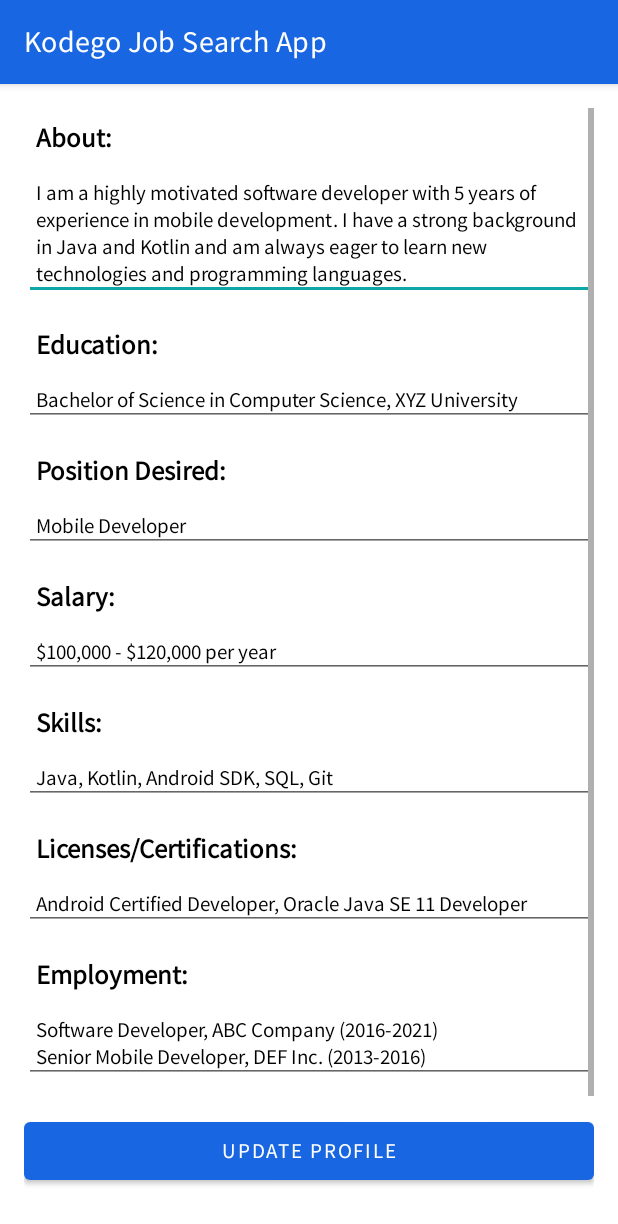
After one commit to jamesdev23/JobSearchApp, an Android app: the ChangeProfileDetailsActivity screen opened directly, with no data from a screen before it, on a phone screen of 412 x 824 dp. The commit adds this screen. Shown: the top 1224 px of the screen. Run offline under Robolectric (Android 15) with nearby library versions, the phone set to English and light mode, and no system bars.

Commit message:
added missing activities added layouts of those activities updated AndroidManifest.xml delete some unused resource xml file

```diff
--- /dev/null
+++ b/app/src/main/java/com/example/kodegojobsearchapp/wip/ChangeProfileDetailsActivity.kt
@@ -0,0 +1,24 @@
+package com.example.kodegojobsearchapp.wip
+
+import androidx.appcompat.app.AppCompatActivity
+import android.os.Bundle
+import com.example.kodegojobsearchapp.databinding.ActivityChangeProfileDetailsBinding
+
+//TODO: change activities in 'wip' folder to fragment and add to button OnClickListener
+
+class ChangeProfileDetailsActivity : AppCompatActivity() {
+    private lateinit var binding: ActivityChangeProfileDetailsBinding
+    override fun onCreate(savedInstanceState: Bundle?) {
+        super.onCreate(savedInstanceState)
+        binding = ActivityChangeProfileDetailsBinding.inflate(layoutInflater)
+        setContentView(binding.root)
+
+        binding.btnCancal.setOnClickListener{
+            onBackPressed()
+        }
+    }
+
+    override fun onBackPressed() {
+        super.onBackPressed()
+    }
+}
--- /dev/null
+++ b/app/src/main/res/layout/activity_change_profile_details.xml
@@ -0,0 +1,206 @@
+<?xml version="1.0" encoding="utf-8"?>
+<ScrollView
+    xmlns:android="http://schemas.android.com/apk/res/android"
+    xmlns:app="http://schemas.android.com/apk/res-auto"
+    xmlns:tools="http://schemas.android.com/tools"
+    android:layout_width="match_parent"
+    android:layout_height="match_parent"
+    android:padding="16dp"
+    android:orientation="vertical"
+    android:gravity="center_vertical"
+    tools:context=".wip.ChangeProfileDetailsActivity">
+
+    <LinearLayout
+        android:layout_width="match_parent"
+        android:layout_height="wrap_content"
+        android:orientation="vertical">
+
+        <TextView
+            android:id="@+id/tv_about"
+            android:layout_width="wrap_content"
+            android:layout_height="wrap_content"
+            android:textSize="18sp"
+            android:textStyle="bold"
+            android:padding="8dp"
+            android:textColor="@android:color/black"
+            android:text="About:"
+            />
+
+
+        <EditText
+            android:id="@+id/tv_about_text"
+            android:layout_width="match_parent"
+            android:layout_height="wrap_content"
+            android:textSize="14sp"
+            android:padding="8dp"
+            android:textColor="@android:color/black"
+            android:text="I am a highly motivated software developer with 5 years of experience in mobile development. I have a strong background in Java and Kotlin and am always eager to learn new technologies and programming languages."
+            android:layout_marginBottom="10dp"
+            />
+
+
+        <TextView
+            android:id="@+id/tv_education"
+            android:layout_width="match_parent"
+            android:layout_height="wrap_content"
+            android:textSize="18sp"
+            android:textStyle="bold"
+            android:padding="8dp"
+            android:textColor="@android:color/black"
+            android:text="Education:"
+            />
+
+        <EditText
+            android:id="@+id/tv_education_text"
+            android:layout_width="match_parent"
+            android:layout_height="wrap_content"
+            android:textSize="14sp"
+            android:padding="8dp"
+            android:textColor="@android:color/black"
+            android:text="Bachelor of Science in Computer Science, XYZ University"
+            android:layout_marginBottom="10dp"
+            />
+
+        <TextView
+            android:id="@+id/tv_position"
+            android:layout_width="match_parent"
+            android:layout_height="wrap_content"
+            android:textSize="18sp"
+            android:textStyle="bold"
+            android:padding="8dp"
+            android:textColor="@android:color/black"
+            android:text="Position Desired:"
+            />
+
+        <EditText
+            android:id="@+id/tv_position_text"
+            android:layout_width="match_parent"
+            android:layout_height="wrap_content"
+            android:textSize="14sp"
+            android:padding="8dp"
+            android:textColor="@android:color/black"
+            android:text="Mobile Developer"
+            android:layout_marginBottom="10dp"
+            />
+
+        <TextView
+            android:id="@+id/tv_salary"
+            android:layout_width="match_parent"
+            android:layout_height="wrap_content"
+            android:textSize="18sp"
+            android:textStyle="bold"
+            android:padding="8dp"
+            android:textColor="@android:color/black"
+            android:text="Salary:"
+            />
+
+        <EditText
+            android:id="@+id/tv_salary_text"
+            android:layout_width="match_parent"
+            android:layout_height="wrap_content"
+            android:padding="8dp"
+            android:text="$100,000 - $120,000 per year"
+            android:textColor="@android:color/black"
+            android:textSize="14sp"
+            android:layout_marginBottom="10dp"
+            />
+
+        <TextView
+            android:id="@+id/tv_skills"
+            android:layout_width="match_parent"
+            android:layout_height="wrap_content"
+            android:textSize="18sp"
+            android:textStyle="bold"
+            android:padding="8dp"
+            android:textColor="@android:color/black"
+            android:text="Skills:"
+            />
+
+        <EditText
+            android:id="@+id/tv_skills_text"
+            android:layout_width="match_parent"
+            android:layout_height="wrap_content"
+            android:textSize="14sp"
+            android:padding="8dp"
+            android:textColor="@android:color/black"
+            android:text="Java, Kotlin, Android SDK, SQL, Git"
+            android:layout_marginBottom="10dp"
+            />
+
+        <TextView
+            android:id="@+id/tv_license"
+            android:layout_width="match_parent"
+            android:layout_height="wrap_content"
+            android:textSize="18sp"
+            android:textStyle="bold"
+            android:padding="8dp"
+            android:textColor="@android:color/black"
+            android:text="Licenses/Certifications:"
+            />
+
+        <EditText
+            android:id="@+id/tv_license_text"
+            android:layout_width="match_parent"
+            android:layout_height="wrap_content"
+            android:textSize="14sp"
+            android:padding="8dp"
+            android:textColor="@android:color/black"
+            android:text="Android Certified Developer, Oracle Java SE 11 Developer"
+            android:layout_marginBottom="10dp"
+            />
+
+        <TextView
+            android:id="@+id/tv_employment"
+            android:layout_width="match_parent"
+            android:layout_height="wrap_content"
+            android:textSize="18sp"
+            android:textStyle="bold"
+            android:padding="8dp"
+            android:textColor="@android:color/black"
+            android:text="Employment:"
+            />
+
+        <EditText
+            android:id="@+id/tv_employment_text"
+            android:layout_width="match_parent"
+            android:layout_height="wrap_content"
+            android:textSize="14sp"
+            android:padding="8dp"
+            android:textColor="@android:color/black"
+            android:text="Software Developer, ABC Company (2016-2021)\nSenior Mobile Developer, DEF Inc. (2013-2016)"
+            android:layout_marginBottom="20dp"
+            />
+
+
+        <com.google.android.material.button.MaterialButton
+            android:id="@+id/btn_apply"
+            android:layout_width="match_parent"
+            android:layout_height="wrap_content"
+            android:text="Update Profile"
+            android:padding="10dp"
+            android:layout_marginBottom="10dp"
+            />
+
+
+        <com.google.android.material.button.MaterialButton
+            android:id="@+id/btn_upload_cv"
+            android:layout_width="match_parent"
+            android:layout_height="wrap_content"
+            android:text="Upload CV"
+            android:padding="10dp"
+            android:layout_marginBottom="10dp"
+            />
+
+        <com.google.android.material.button.MaterialButton
+            android:id="@+id/btn_cancal"
+            android:layout_width="match_parent"
+            android:layout_height="wrap_content"
+            android:text="Cancel"
+            android:padding="10dp"
+            />
+
+    </LinearLayout>
+
+
+
+</ScrollView>
--- a/app/src/main/res/values/jobsearchapp_logo_background.xml
+++ /dev/null
@@ -1,4 +0,0 @@
-<?xml version="1.0" encoding="utf-8"?>
-<resources>
-    <color name="jobsearchapp_logo_background">#FFFFFF</color>
-</resources>
```
Also changed, not shown: app/src/main/AndroidManifest.xml (+15 -0 lines), app/src/main/java/com/example/kodegojobsearchapp/applicant_viewpager/AccountFragment.kt (+8 -0 lines), app/src/main/java/com/example/kodegojobsearchapp/wip/ChangeProfilePictureActivity.kt (added, +24 -0 lines), app/src/main/java/com/example/kodegojobsearchapp/wip/CreateJobListingActivity.kt (added, +14 -0 lines), app/src/main/java/com/example/kodegojobsearchapp/wip/JobSeekerSearchActivity.kt (added, +15 -0 lines), app/src/main/java/com/example/kodegojobsearchapp/wip/UploadCoverLetterActivity.kt (added, +14 -0 lines), app/src/main/res/layout/activity_change_profile_picture.xml (added, +50 -0 lines), app/src/main/res/layout/activity_create_job_listing.xml (added, +9 -0 lines), app/src/main/res/layout/activity_job_seeker_search.xml (added, +9 -0 lines), app/src/main/res/layout/activity_upload_cover_letter.xml (added, +55 -0 lines).
